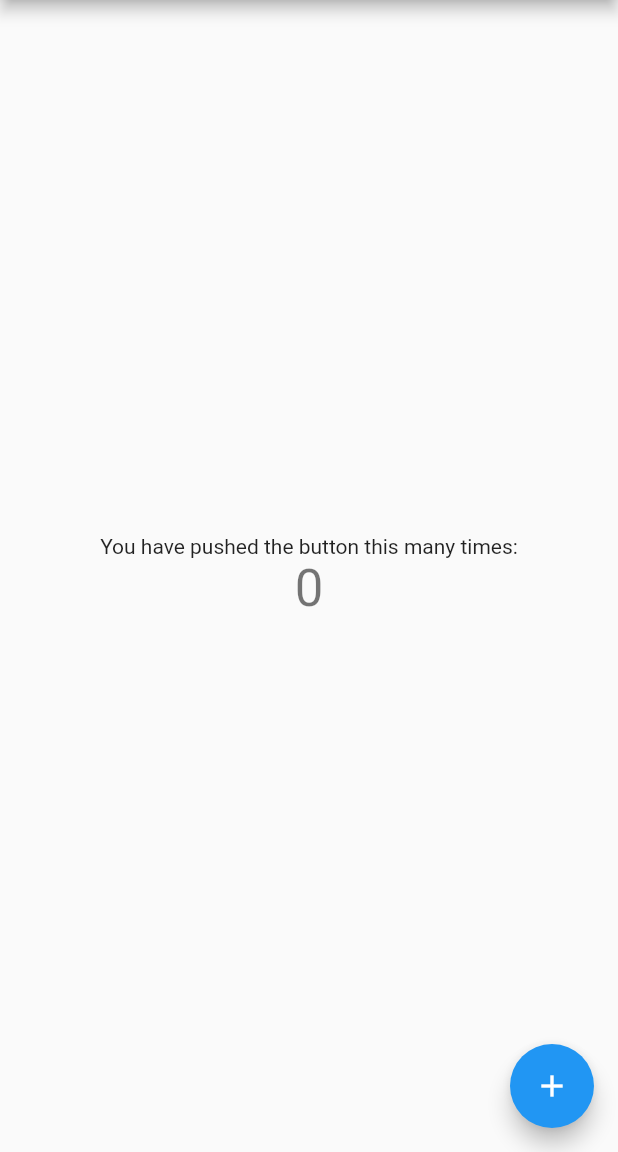
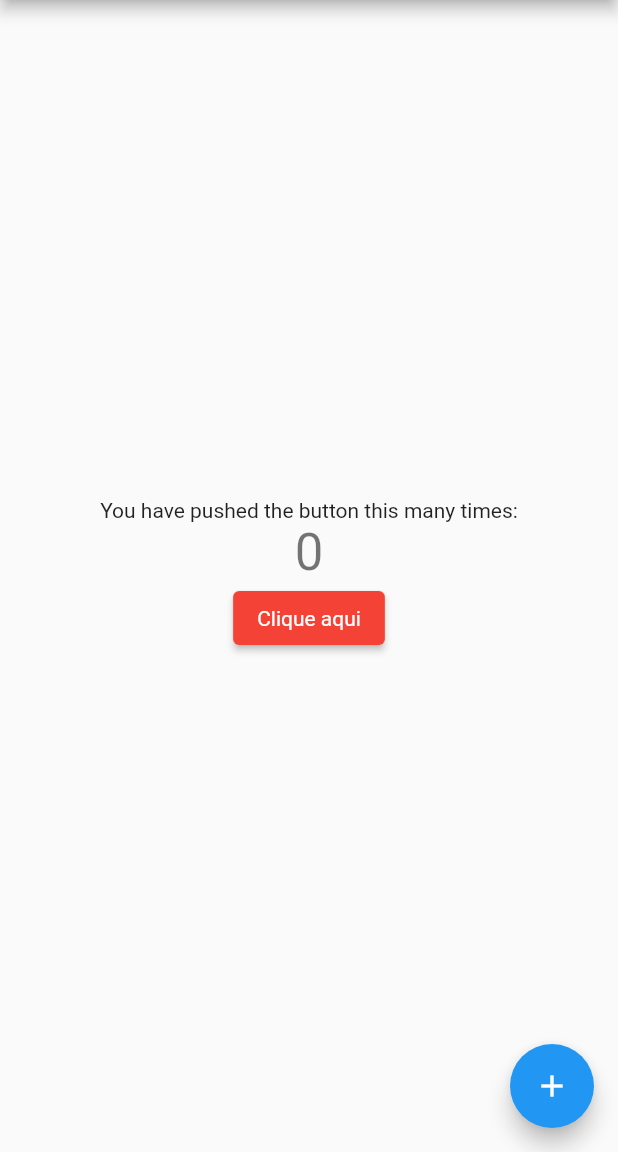
Before and after one commit to jogeanmcf/styling_in_flutter, a Flutter app: the screen it shows after launch, on a phone screen of 412 x 824 dp, the part 84-1236 px from its top. Run offline on Flutter 3.47's test engine with Material 2 defaults, Android fonts, the phone set to English and light mode, and no system bars.

```diff
--- a/lib/main.dart
+++ b/lib/main.dart
@@ -54,6 +54,14 @@ class _MyHomePageState extends State<MyHomePage> {
               '$_counter',
               style: Theme.of(context).textTheme.headline4,
             ),
+            ElevatedButton(
+              child: Text("Clique aqui"),
+              style: ButtonStyle(
+                  backgroundColor: MaterialStateProperty.all(Colors.red),
+                  textStyle:
+                      MaterialStateProperty.all(TextStyle(color: Colors.blue))),
+              onPressed: () {},
+            )
           ],
         ),
       ),
```
Also changed, not shown: examples/button.dart (added, +8 -0 lines), pubspec.lock.
